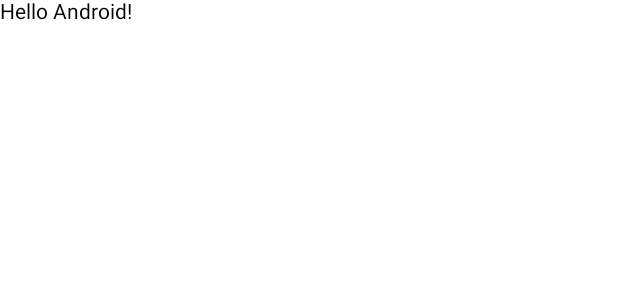
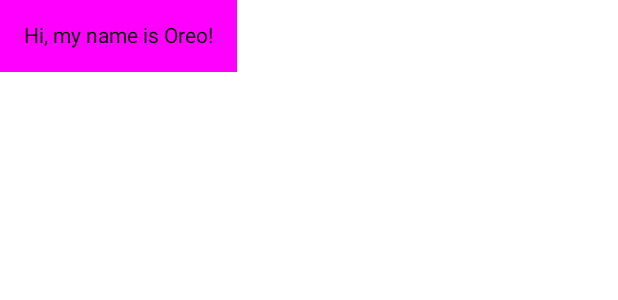
Before and after one commit to sazzycooltehc/Fullstack_Apps, an Android app built with Jetpack Compose: the @Preview function GreetingPreview, on a phone screen of 412 x 824 dp. Shown: the top 300 px of the screen. Run offline under Robolectric (Android 15) with nearby library versions, the phone set to English and light mode, and no system bars; missing, so only their content is drawn: GreetingTheme.

Commit message:
IM: Android app template

```diff
--- a/Fullstack-Droid/app/src/main/java/com/example/greeting/MainActivity.kt
+++ b/Fullstack-Droid/app/src/main/java/com/example/greeting/MainActivity.kt
@@ -7,10 +7,13 @@ import androidx.activity.enableEdgeToEdge
 import androidx.compose.foundation.layout.fillMaxSize
 import androidx.compose.foundation.layout.padding
 import androidx.compose.material3.Scaffold
+import androidx.compose.material3.Surface
 import androidx.compose.material3.Text
 import androidx.compose.runtime.Composable
 import androidx.compose.ui.Modifier
+import androidx.compose.ui.graphics.Color
 import androidx.compose.ui.tooling.preview.Preview
+import androidx.compose.ui.unit.dp
 import com.example.greeting.ui.theme.GreetingTheme
 
 class MainActivity : ComponentActivity() {
@@ -32,16 +35,18 @@ class MainActivity : ComponentActivity() {
 
 @Composable
 fun Greeting(name: String, modifier: Modifier = Modifier) {
-    Text(
-        text = "Hello $name!",
-        modifier = modifier
-    )
+    Surface(color = Color.Magenta) {
+        Text(
+            text = "Hi, my name is $name!",
+            modifier = modifier.padding(16.dp)
+        )
+    }
 }
 
 @Preview(showBackground = true)
 @Composable
 fun GreetingPreview() {
     GreetingTheme {
-        Greeting("Android")
+        Greeting("Oreo")
     }
 }
```
